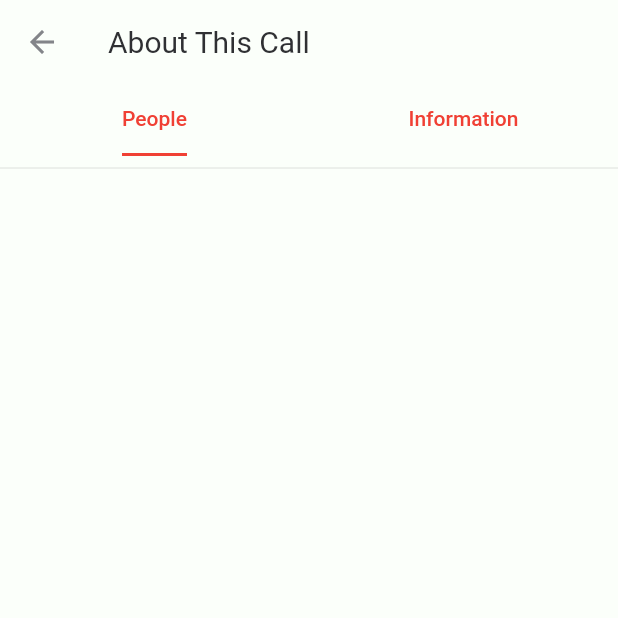
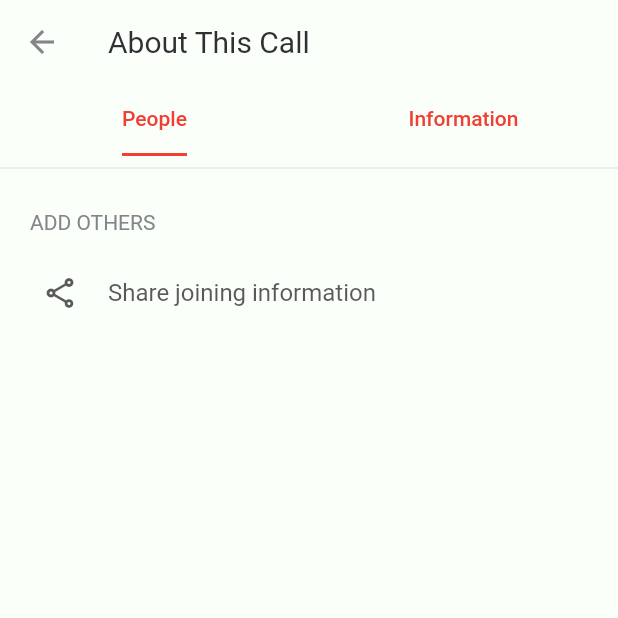
Before and after one commit to octoi/google-meet-clone, a Flutter app: the screen it shows after launch, after a tap on an icon or button, on a phone screen of 412 x 824 dp, the top half of it. Run offline on Flutter 3.47's test engine with Material 2 defaults, Android fonts, the phone set to English and light mode, and no system bars.

Commit message:
share button

```diff
--- a/lib/screens/users_screen.dart
+++ b/lib/screens/users_screen.dart
@@ -39,12 +39,14 @@ class UsersScreen extends StatelessWidget {
         body: TabBarView(
           children: [
             Column(
+              crossAxisAlignment: CrossAxisAlignment.start,
               children: [
                 Divider(),
                 UserTab(),
               ],
             ),
             Column(
+              crossAxisAlignment: CrossAxisAlignment.start,
               children: [
                 Divider(),
                 InfoTab(),
--- a/lib/widgets/tab_screen/user_tab.dart
+++ b/lib/widgets/tab_screen/user_tab.dart
@@ -1,4 +1,6 @@
 import 'package:flutter/material.dart';
+import 'package:google_meet/utils/constants.dart';
+import 'package:google_meet/widgets/body_widgets/sheet_button.dart';
 
 class UserTab extends StatelessWidget {
   const UserTab({Key? key}) : super(key: key);
@@ -6,9 +8,30 @@ class UserTab extends StatelessWidget {
   @override
   Widget build(BuildContext context) {
     return SingleChildScrollView(
+      padding: EdgeInsets.all(20.0),
       physics: BouncingScrollPhysics(),
       child: Column(
-        children: [],
+        crossAxisAlignment: CrossAxisAlignment.start,
+        children: [
+          Text("ADD OTHERS", style: TextStyle(color: appGrey)),
+          SizedBox(height: 15.0),
+          TextButton(
+            onPressed: () {},
+            style: TextButton.styleFrom(
+              primary: appSecondaryColor.withOpacity(0.8),
+            ),
+            child: Row(
+              children: [
+                Icon(Icons.share_outlined),
+                SizedBox(width: 20.0),
+                Text(
+                  "Share joining information",
+                  style: TextStyle(fontSize: 16.0, fontWeight: FontWeight.w400),
+                ),
+              ],
+            ),
+          ),
+        ],
       ),
     );
   }
```
